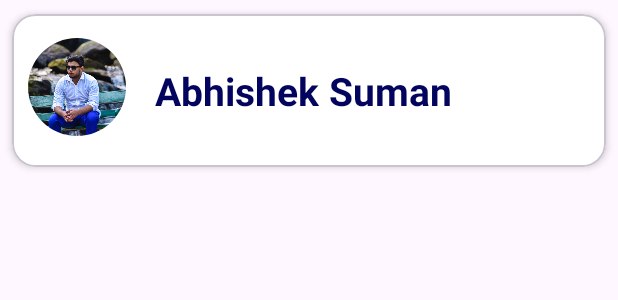
After one commit to abhisheksuman413/Ab-Work-Manager, an Android app: the layout item_employee_list.xml on its own in the app's theme, with its tools: preview values and no code run, on a phone screen of 412 x 824 dp. The commit adds this screen. Shown: the top 300 px of the screen. Run offline under Robolectric (Android 15) with nearby library versions, the phone set to English and light mode, and no system bars.

Commit message:
BackEnd For Showing All Employee in Boss Account

```diff
--- a/app/src/main/java/com/fps69/abworkmanager/auth/SignInActivity.kt
+++ b/app/src/main/java/com/fps69/abworkmanager/auth/SignInActivity.kt
@@ -148,7 +148,3 @@ class SignInActivity : AppCompatActivity() {
         }
     }
 }
-
-
-
-// This code nothind to do  dgdggfgffhRrrggfgf
--- a/app/src/main/java/com/fps69/abworkmanager/dataclass/User.kt
+++ b/app/src/main/java/com/fps69/abworkmanager/dataclass/User.kt
@@ -1,6 +1,9 @@
 package com.fps69.abworkmanager.dataclass
 
+import java.util.UUID
+
 data class User(
+    val id : String = UUID.randomUUID().toString(),
     val userType:String?=null,
     val userId:String?=null,
     val userName:String?=null,
--- /dev/null
+++ b/app/src/main/res/layout/item_employee_list.xml
@@ -0,0 +1,46 @@
+<?xml version="1.0" encoding="utf-8"?>
+<com.google.android.material.card.MaterialCardView xmlns:android="http://schemas.android.com/apk/res/android"
+    android:layout_width="match_parent"
+    android:layout_height="wrap_content"
+    xmlns:app="http://schemas.android.com/apk/res-auto"
+    app:cardUseCompatPadding="true"
+    app:cardCornerRadius="15.60dp"
+    android:backgroundTint="@color/white"
+    app:cardElevation="3dp">
+
+    <LinearLayout
+        android:layout_width="match_parent"
+        android:layout_height="match_parent"
+        android:layout_margin="@dimen/_8sdp">
+
+
+        <com.google.android.material.imageview.ShapeableImageView
+            android:id="@+id/ivEmployeeItemImage"
+            android:layout_width="@dimen/_50sdp"
+            android:layout_height="@dimen/_50sdp"
+            android:layout_marginTop="5dp"
+            android:layout_marginBottom="10dp"
+            android:scaleType="centerCrop"
+            android:src="@drawable/profilepic"
+            app:shapeAppearanceOverlay="@style/roundImageViewRounded" />
+
+
+        <TextView
+            android:id="@+id/tvEmployeeItemName"
+            android:layout_width="wrap_content"
+            android:layout_height="wrap_content"
+            android:layout_gravity="center_vertical"
+            android:text="Abhishek Suman"
+            android:textSize="26dp"
+            android:textStyle="bold"
+            android:textColor="@color/HardBlue"
+            android:layout_marginStart="19dp"/>
+
+
+
+
+    </LinearLayout>
+
+
+
+</com.google.android.material.card.MaterialCardView>
```
Also changed, not shown: app/src/main/java/com/fps69/abworkmanager/Adapter/EmployeeListAdapter.kt (added, +45 -0 lines), app/src/main/java/com/fps69/abworkmanager/Fragments/EmployeesFragment.kt (+63 -7 lines), app/src/main/java/com/fps69/abworkmanager/auth/SignUpActivity.kt (+19 -11 lines), app/src/main/res/layout/fragment_employees.xml (+10 -0 lines), app/src/main/res/drawable/profilepic.jpg (added).
